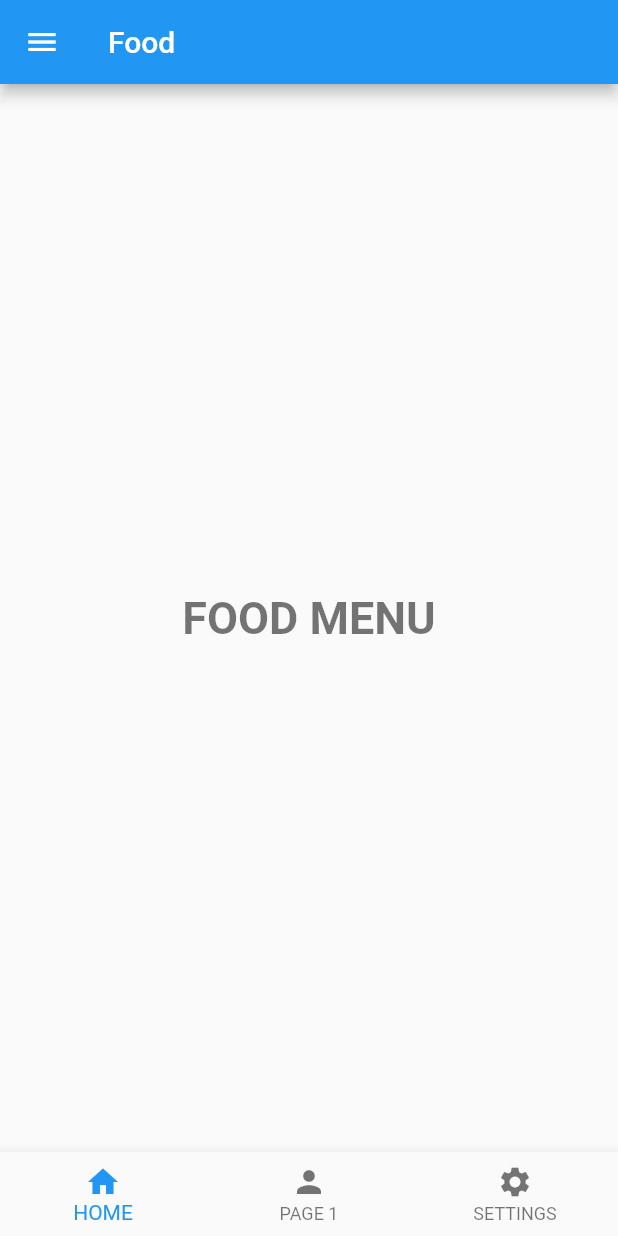
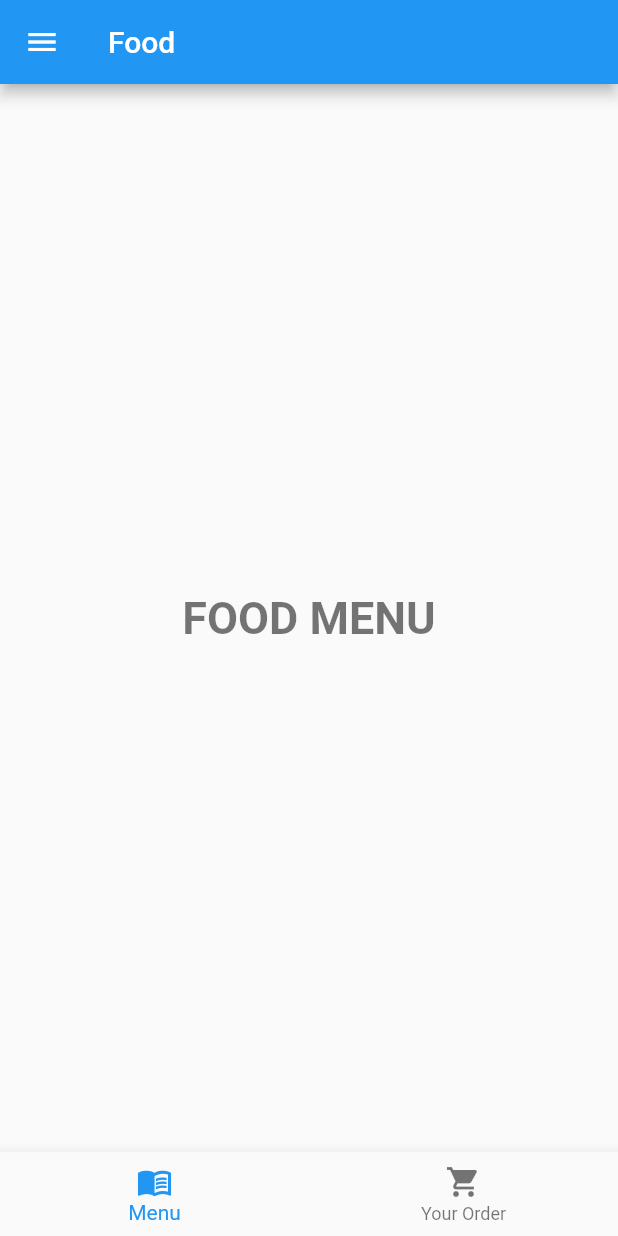
Before and after one commit to Kinkando/AndroidStudioProject, a Flutter app: the HomePage screen opened by its route, on a phone screen of 412 x 824 dp. Run offline on Flutter 3.47's test engine with Material 2 defaults, Android fonts, the phone set to English and light mode, and no system bars.

Commit message:
Homework 11

```diff
--- a/lib/main.dart
+++ b/lib/main.dart
@@ -33,9 +33,10 @@ class MyApp extends StatelessWidget {
             fontWeight: FontWeight.bold,
           ),
           headline6: TextStyle(
-            fontSize: 30.0,
+            fontSize: 24.0,
             fontWeight: FontWeight.bold,
           ),
+          bodyText1: TextStyle(fontSize: 20.0),
           bodyText2: TextStyle(fontSize: 14.0),
         ),
       ),
@@ -44,6 +45,7 @@ class MyApp extends StatelessWidget {
       routes: {   // {  ... : ... } => map { key : value }
         LoginPage.routeName: _test,  //ใช้แทน (context) => const LoginPage(), ได้ เมื่อต้องมีการ calculate ก่อนที่จะเปลี่ยน page
         HomePage.routeName: (context) => const HomePage(),    //ใช้ /login ในการ navigate แทนชื่อ class (ตั้งชื่อเป็นอะไรก็ได้ แต่ส่วนใหญ่ตั้งเป็น path)
+        FoodPage.routeName: (context) => const FoodPage(),
         FoodListPage.routeName: (context) => const FoodListPage(),
         OrderPage.routeName: (context) => const OrderPage(),
         ProfilePage.routeName: (context) => const ProfilePage(),
--- a/lib/pages/food/food_page.dart
+++ b/lib/pages/food/food_page.dart
@@ -1,17 +1,60 @@
 import 'package:flutter/material.dart';
 
-class FoodListPage extends StatefulWidget {
+class FoodPage extends StatefulWidget {
+  static const routeName = '/food';
+  const FoodPage({Key? key}) : super(key: key);
+
+  @override
+  _FoodPageState createState() => _FoodPageState();
+}
+
+class _FoodPageState extends State<FoodPage> {
+  var _selectedBottomNavIndex = 0;
+  @override
+  Widget build(BuildContext context) {
+    return Scaffold(
+      bottomNavigationBar: BottomNavigationBar(
+        items: [
+          BottomNavigationBarItem(
+            icon: Icon(Icons.menu_book),
+            label: 'Menu',
+          ),
+          BottomNavigationBarItem(
+            icon: Icon(Icons.shopping_cart),
+            label: 'Your Order',
+          ),
+        ],
+        currentIndex: _selectedBottomNavIndex,
+        onTap: (index) {
+          setState(() {
+            _selectedBottomNavIndex = index;
+          });
+        },
+      ),
+      body: Container(
+        child: currentItem(),
+      ),
+    );
+  }
+  Widget currentItem() {
+    switch(_selectedBottomNavIndex) {
+      case 0 : return FoodListPage();
+      default : return OrderPage();
+    }
+  }
+}
+class FoodListPage extends StatelessWidget {
   static const routeName = '/foodList';
   const FoodListPage({Key? key}) : super(key: key);
 
   @override
-  _FoodListPageState createState() => _FoodListPageState();
-}
-
-class _FoodListPageState extends State<FoodListPage> {
-  @override
   Widget build(BuildContext context) {
-    return Container();
+    return Center(
+      child : Text(
+          'FOOD MENU',
+          style: Theme.of(context).textTheme.headline1
+      ),
+    );
   }
 }
 
@@ -22,6 +65,11 @@ class OrderPage extends StatelessWidget {
 
   @override
   Widget build(BuildContext context) {
-    return Container();
+    return Center(
+      child : Text(
+          'YOUR ORDER',
+          style: Theme.of(context).textTheme.headline1
+      ),
+    );
   }
 }
--- a/lib/pages/home/home_page.dart
+++ b/lib/pages/home/home_page.dart
@@ -1,5 +1,7 @@
 import 'package:flutter/material.dart';
 import 'package:flutter/rendering.dart';
+import 'package:flutter_food/pages/food/food_page.dart';
+import 'package:flutter_food/pages/profile/profile_page.dart';
 
 class HomePage extends StatefulWidget {
   static const routeName = '/home';
@@ -11,7 +13,7 @@ class HomePage extends StatefulWidget {
 
 class _HomePageState extends State<HomePage> {
   var _subPageIndex = 0;
-  var _selectedBottomNavIndex = 0;
+  FoodPage? _currentPage = FoodPage();
 
   @override
   Widget build(BuildContext context) {
@@ -26,72 +28,47 @@ class _HomePageState extends State<HomePage> {
           children: [
             DrawerHeader(
               decoration: BoxDecoration(
-                color: Colors.red,
+                color: Colors.blue,
               ),
               child: Column(
                 crossAxisAlignment: CrossAxisAlignment.start,
                 children: [
-                  Icon(
-                    Icons.person,
-                    size: 50.0,
-                    color: Colors.white
+                  ClipRRect(
+                      borderRadius: BorderRadius.circular(40.0),
+                      child: Container(
+                        width: 80.0,
+                        height: 80.0,
+                        child: Image.asset('assets/images/profile.png'),
+                      )
+                  ),
+                  Padding(
+                    padding: const EdgeInsets.only(top: 8.0, bottom: 8.0),
+                    child: Text(
+                      'Tanawat Yuwansiri',
+                        style: Theme.of(context).textTheme.bodyText1,
+                    ),
                   ),
                   Text(
-                    'Firstname Lastname',
-                    style: TextStyle(
-                      fontSize: 20.0,
-                      color: Colors.white,
-                    )
+                    'TY_Sage@hotmail.com',
+                    style: Theme.of(context).textTheme.bodyText2,
                   ),
                 ],
               ),
             ),
             ListTile(
-              title: _buildDrawerItem(Icon(Icons.home), 'Home'),
+              title: _buildDrawerItem(Icon(Icons.fastfood), 'Food'),
               onTap: (){
                 _showSubPage(context, 0);
               },
             ),
             ListTile(
-              title: _buildDrawerItem(Icon(Icons.person), 'Page 1'),
+              title: _buildDrawerItem(Icon(Icons.person), 'Profile'),
               onTap: () => _showSubPage(context, 1),
-            ),
-            ListTile(
-              title: _buildDrawerItem(Icon(Icons.file_copy), 'Page 2'),
-              onTap: () => _showSubPage(context, 2),
-            ),
-            ListTile(
-              title: _buildDrawerItem(Icon(Icons.settings), 'Setting'),
-              onTap: (){},
             ),
           ],
         ),
       ),
-      bottomNavigationBar: BottomNavigationBar(
-        items: [
-          BottomNavigationBarItem(
-            icon: Icon(Icons.home),
-            label: 'HOME',
-          ),
-          BottomNavigationBarItem(
-            icon: Icon(Icons.person),
-            label: 'PAGE 1',
-          ),
-          BottomNavigationBarItem(
-            icon: Icon(Icons.settings),
-            label: 'SETTINGS',
-          ),
-        ],
-        currentIndex: _selectedBottomNavIndex,
-        onTap: (index) {
-          setState(() {
-            _selectedBottomNavIndex = index;
-          });
-        },
-      ),
-      body: Container(
-        child: _buildSubPage(),
-      ),
+      body: _buildSubPage(),
     );
   }
 
@@ -102,36 +79,19 @@ class _HomePageState extends State<HomePage> {
     }
   }
 
-  Widget _buildSubPage() {
+  dynamic _buildSubPage() {
     switch(_subPageIndex) {
       case 0 :
-        switch(_selectedBottomNavIndex) {
-          case 0 : return Center(
-            child : Text(
-                'FOOD MENU',
-                style: Theme.of(context).textTheme.headline1
-            ),
-          );
-          default : return Center(
-            child : Text(
-                'YOUR ORDER',
-                style: Theme.of(context).textTheme.headline1
-            ),
-          );
-        }
+        return _currentPage;
       default :
-        return Center(
-          child : Text(
-              'THIS IS A HOME PAGE',
-              style: Theme.of(context).textTheme.headline1
-          ),
-        );
+        return ProfilePage();
     }
   }
 
   void _showSubPage(BuildContext context, int page) {
     setState(() {
       _subPageIndex = page;
+      _currentPage = page==0 ? FoodPage() : null;
     });
     Navigator.of(context).pop();
     //Navigator.of(context).pushNamed(LoginPage.routeName);
@@ -142,7 +102,7 @@ class _HomePageState extends State<HomePage> {
       children: [
         icon,
         SizedBox(width: 8.0),
-        Text(title),
+        Text(title, style: Theme.of(context).textTheme.bodyText2),
       ],
     );
   }
--- a/pubspec.yaml
+++ b/pubspec.yaml
@@ -45,7 +45,8 @@ flutter:
   uses-material-design: true
 
   # To add assets to your application, add an assets section, like this:
-  # assets:
+  assets:
+    - assets/images/
   #   - images/a_dot_burr.jpeg
   #   - images/a_dot_ham.jpeg
 
```
Also changed, not shown: lib/pages/profile/profile_page.dart (+26 -1 lines), assets/images/profile.png (added).
